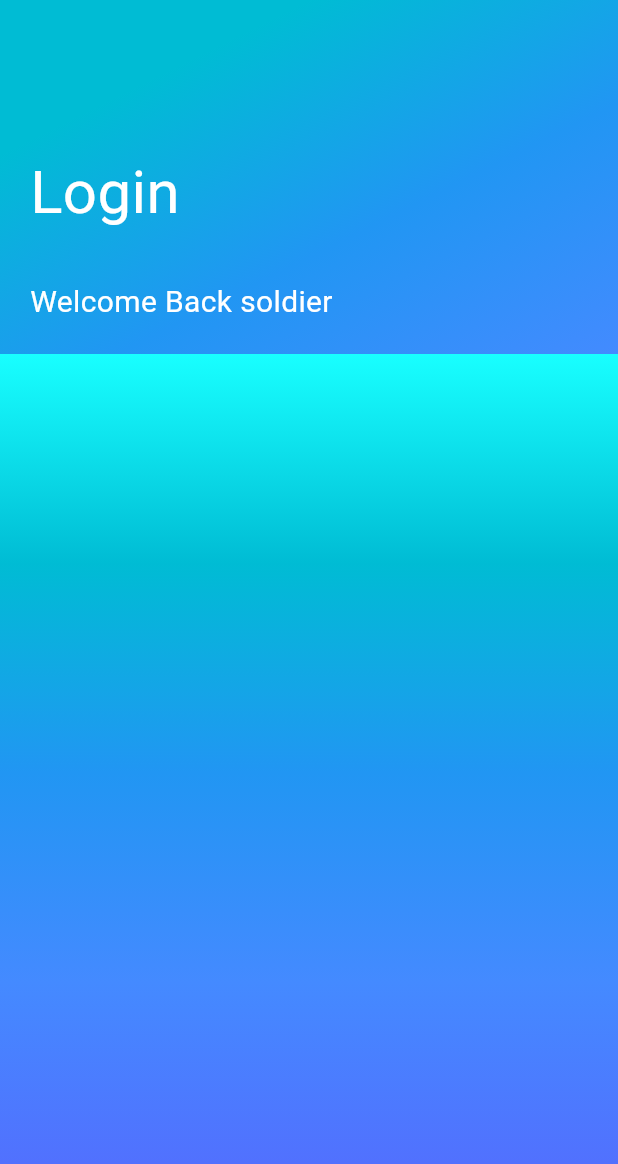
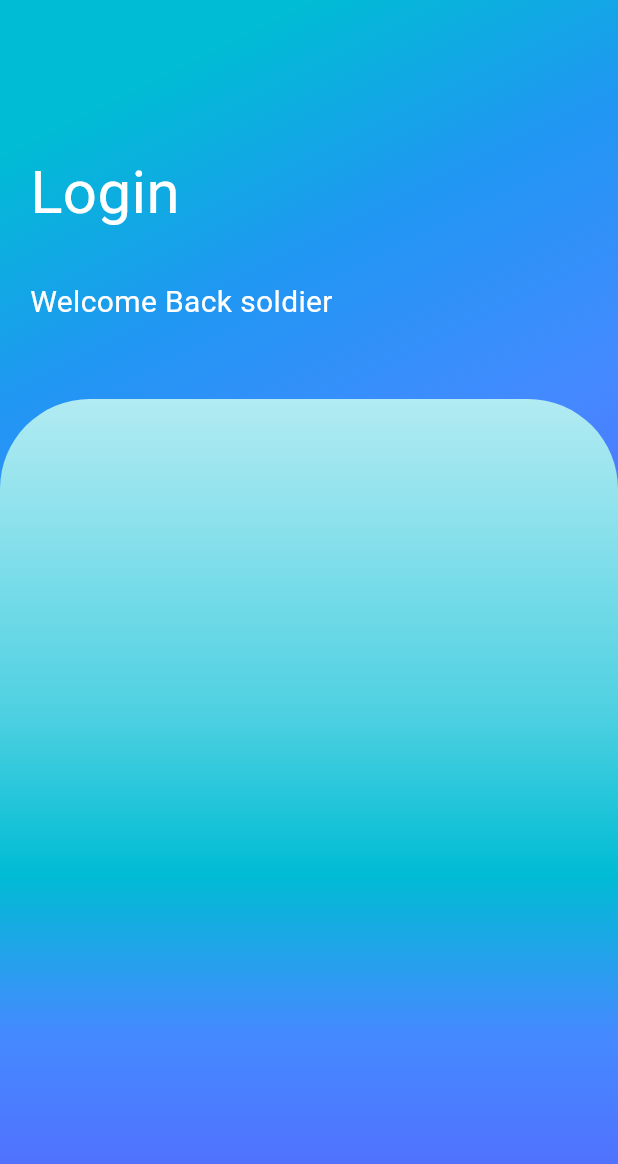
Before and after one commit to Nalla-Turing/App-Dev, a Flutter app: the screen it shows after launch, on a phone screen of 412 x 824 dp. Shown: the top 1164 px of the screen. Run offline on Flutter 3.47's test engine with Material 3 defaults, Android fonts, the phone set to English and light mode, and no system bars; statements that could not run were skipped.

Commit message:
updated the main.dart file

```diff
--- a/login_page/lib/main.dart
+++ b/login_page/lib/main.dart
@@ -50,6 +50,7 @@ class HomePage extends StatelessWidget{
                     ),
                   ),
 
+                  SizedBox(height: 30,),
                   Expanded(
                     child: Container(
                       decoration: BoxDecoration(
@@ -57,12 +58,33 @@ class HomePage extends StatelessWidget{
                             begin: Alignment.bottomCenter,
                             end: Alignment.topCenter,
                             colors: [
-                              Colors.indigoAccent, // Indigo accent
-                              Colors.blueAccent,   // Blue accent
-                              Colors.blue,         // Blue
-                              Colors.cyan,         // Cyan at the top
-                              Colors.cyanAccent,
+                              Colors.indigoAccent,
+                              Colors.blueAccent,
+                              Colors.cyan,
+                              Color(0xFF4DD0E1),
+                              Color(0xFF80DEEA),
+                              Color(0xFFB2EBF2),
                             ]
+                        ),
+                          borderRadius: BorderRadius.only(
+                            topLeft: Radius.circular(60),
+                            topRight: Radius.circular(60))
+                      ),
+                      child: Padding(
+                        padding: EdgeInsets.all(20),
+                        child: Column(
+                          children: <Widget>[
+                            Container(
+                              padding: EdgeInsets.all(20),
+                              decoration: BoxDecoration(
+                                color: Colors.white,
+                                borderRadius
+                                boxShadow: [BoxShadow(
+                                  color: Color.fromRGBO(225, 95, 27, 3)
+                                ),]
+                              )
+                            ),
+                          ],
                         ),
                       ),
                     ),
```
